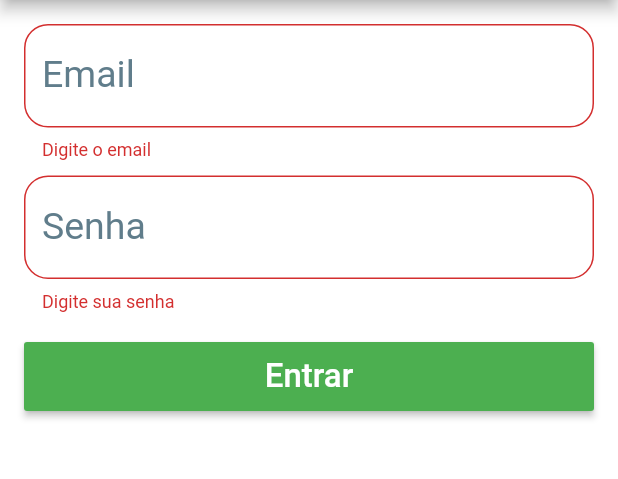
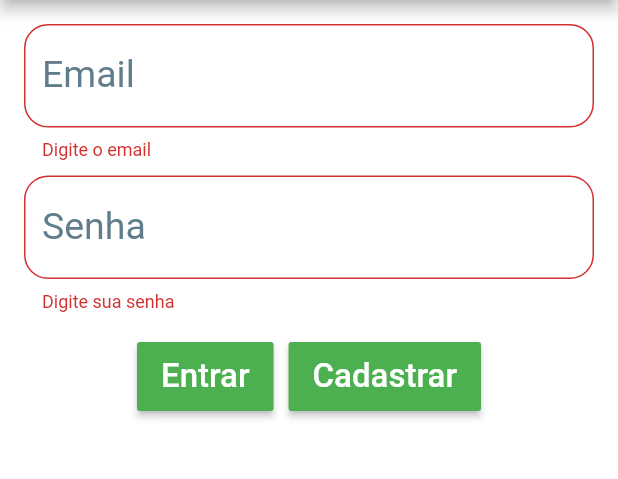
Before and after one commit to WellersonPereira/restaurante-app-projeto-tres, a Flutter app: the screen it shows after launch, after a tap on "Entrar", on a phone screen of 412 x 824 dp, the part 84-563 px from its top. Run offline on Flutter 3.47's test engine with Material 2 defaults, Android fonts, the phone set to English and light mode, and no system bars.

Commit message:
Função botão Cadastrar

```diff
--- a/lib/pages/login_page.dart
+++ b/lib/pages/login_page.dart
@@ -1,4 +1,6 @@
 import 'package:flutter/material.dart';
+import 'package:projeto_restaurante/pages/register_user.dart';
+import 'package:projeto_restaurante/utils/nav.dart';
 import 'package:projeto_restaurante/widgets/login_button.dart';
 import 'package:projeto_restaurante/widgets/login_text.dart';
 
@@ -48,7 +50,17 @@ class _LoginPageState extends State<LoginPage> {
                 validator: _validatorPassWord,
                 controller: _tPassWord),
             SizedBox(height: 20),
-            LoginButton("Entrar", _onClickLogin),
+            Row(
+              mainAxisAlignment: MainAxisAlignment.center,
+              children: <Widget>[
+                AppButton("Entrar", onPressed: _onClickLogin),
+                SizedBox(width: 10),
+                AppButton(
+                  "Cadastrar",
+                  onPressed: _onClickRegister,
+                ),
+              ],
+            )
           ],
         ),
       ),
@@ -59,8 +71,6 @@ class _LoginPageState extends State<LoginPage> {
     if (!_formKey.currentState.validate()) {
       return;
     }
-    String login = _tLogin.text;
-    String PassWord = _tPassWord.text;
   }
 
   String _validatorLogin(String text) {
@@ -79,4 +89,8 @@ class _LoginPageState extends State<LoginPage> {
     }
     return null;
   }
+
+  _onClickRegister() {
+    push(context, RegisterUser());
+  }
 }
--- a/lib/widgets/login_button.dart
+++ b/lib/widgets/login_button.dart
@@ -1,10 +1,10 @@
 import 'package:flutter/material.dart';
 
-class LoginButton extends StatelessWidget {
+class AppButton extends StatelessWidget {
   String text;
   Function onPressed;
 
-  LoginButton(this.text, this.onPressed);
+  AppButton(this.text, {this.onPressed});
 
   @override
   Widget build(BuildContext context) {
```
Also changed, not shown: lib/pages/register_user.dart (added, +22 -0 lines), lib/utils/nav.dart (added, +8 -0 lines).
